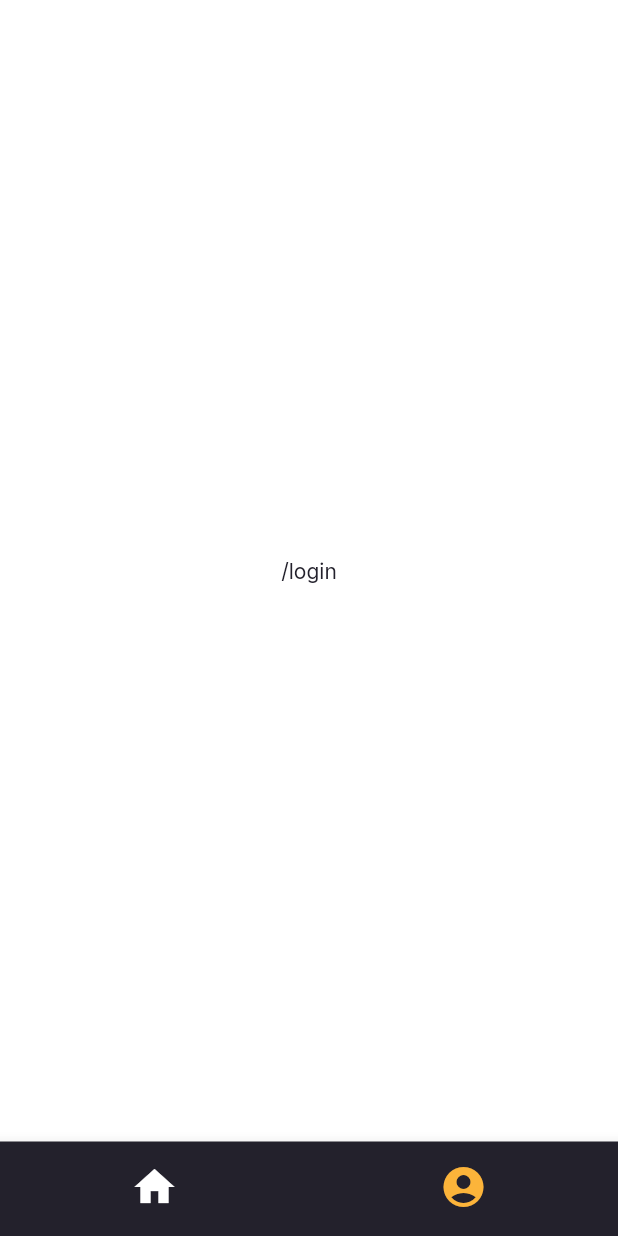
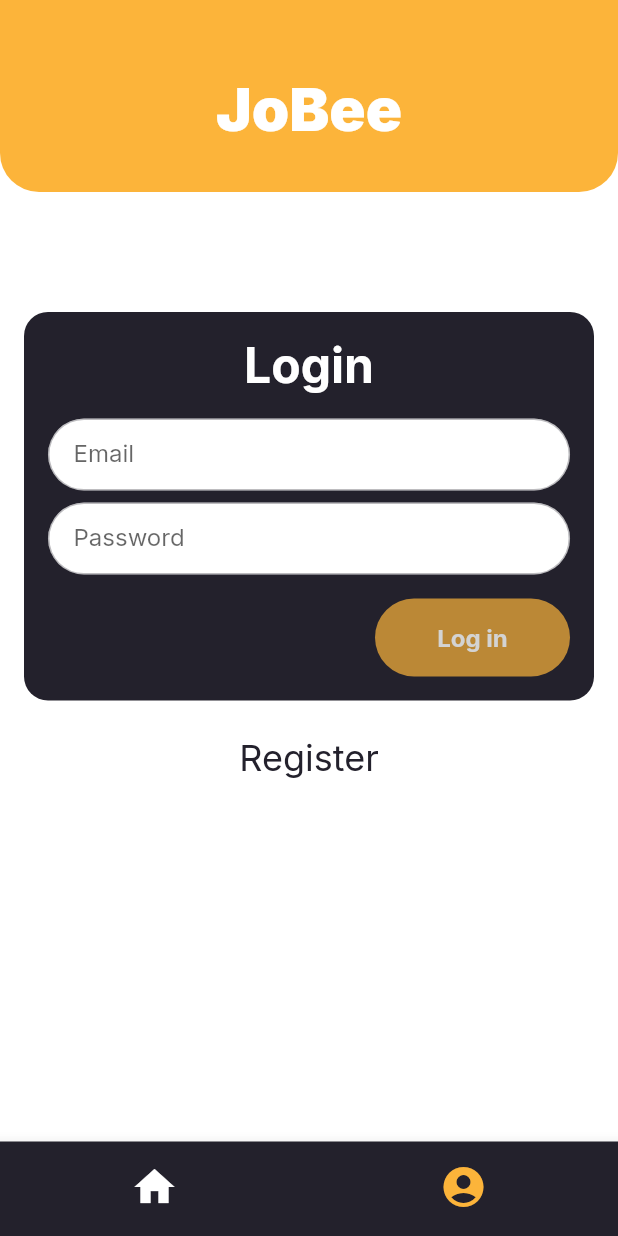
Before and after one commit to Since55/jobee-app, a Flutter app: the screen it shows after launch, item 2 of the bottom bar chosen, on a phone screen of 412 x 824 dp. Run offline on Flutter 3.47's test engine with Material 2 defaults, Android fonts, the light colour scheme and no system bars; our stand-ins replace easy_localization, flutter_bloc, flutter_dotenv, flutter_svg, go_router, google_fonts and 2 more; accounts and stored records are empty.

Commit message:
added auth

```diff
--- /dev/null
+++ b/lib/api/auth_api.dart
@@ -0,0 +1,28 @@
+import 'package:jobee_app/core/api_client.dart';
+import 'package:jobee_app/models/user.dart';
+import 'package:supabase_flutter/supabase_flutter.dart';
+
+class AuthApi {
+  static Future<User?> login(String email, String password) async {
+    final response = await ApiClient.client.auth.signInWithPassword(
+      email: email,
+      password: password,
+    );
+
+    return response.user;
+  }
+
+  static Future<UserData?> getUser(String userId) async {
+    final response =
+        await ApiClient.client.from('users').select('*').eq('user_id', userId);
+    // .withConverter(
+    //   (data) => UserData.fromMap(data as Map<String, dynamic>),
+    // );
+
+    return UserData.fromMap((response as List).first as Map<String, dynamic>);
+  }
+
+  static Future<void> logout() async {
+    await ApiClient.client.auth.signOut();
+  }
+}
--- a/lib/core/app_locale.dart
+++ b/lib/core/app_locale.dart
@@ -13,7 +13,7 @@ class AppLocale {
 
   static List<Locale> supportedLocales = [
     const Locale.fromSubtags(languageCode: 'en'),
-    const Locale.fromSubtags(languageCode: 'ua'),
+    const Locale.fromSubtags(languageCode: 'uk'),
   ];
 
   static List<LocalizationsDelegate> localizationsDelegates =
--- a/lib/core/app_router.dart
+++ b/lib/core/app_router.dart
@@ -29,15 +29,10 @@ class AppRouter {
           ),
           GoRoute(
             path: AccountPage.path,
-            pageBuilder: (context, state) {
-              final auth = AppBlocProvider.find<AuthCubit>();
-              Widget child = const AccountPage();
-              if (!auth.state.isAuthorized) child = const LoginPage();
-              return CustomTransitionPage(
-                child: child,
-                transitionsBuilder: _fadeTransition,
-              );
-            },
+            pageBuilder: (context, state) => const CustomTransitionPage(
+              child: AccountPage(),
+              transitionsBuilder: _fadeTransition,
+            ),
           ),
         ],
       ),
--- a/lib/cubits/auth/auth_cubit.dart
+++ b/lib/cubits/auth/auth_cubit.dart
@@ -1,6 +1,23 @@
 import 'package:flutter_bloc/flutter_bloc.dart';
+import 'package:jobee_app/api/auth_api.dart';
 import 'package:jobee_app/cubits/auth/auth_state.dart';
+import 'package:supabase_flutter/supabase_flutter.dart';
 
-class AuthCubit extends Cubit<AuthState> {
-  AuthCubit() : super(AuthState());
+class AuthCubit extends Cubit<AppAuthState> {
+  AuthCubit() : super(AppAuthState());
+
+  Future<void> auth(User auth) async {
+    updateUser();
+  }
+
+  Future<void> updateUser() async {
+    if (state.authUser == null) return;
+    final userData = await AuthApi.getUser(state.authUser!.id);
+    emit(state.copyWith(userData: userData));
+  }
+
+  Future<void> logout() async {
+    await AuthApi.logout();
+    emit(AppAuthState());
+  }
 }
--- a/lib/cubits/auth/auth_state.dart
+++ b/lib/cubits/auth/auth_state.dart
@@ -1,3 +1,20 @@
-class AuthState {
-  bool get isAuthorized => false;
+import 'package:jobee_app/core/api_client.dart';
+import 'package:jobee_app/models/user.dart';
+import 'package:supabase_flutter/supabase_flutter.dart';
+
+class AppAuthState {
+  final UserData? userData;
+  User? get authUser => ApiClient.client.auth.currentUser;
+
+  AppAuthState({this.userData});
+
+  bool get isAuthorized => authUser != null;
+
+  AppAuthState copyWith({
+    UserData? userData,
+  }) {
+    return AppAuthState(
+      userData: userData ?? this.userData,
+    );
+  }
 }
--- a/lib/pages/account_page/account_cubit.dart
+++ b/lib/pages/account_page/account_cubit.dart
@@ -1,7 +1,15 @@
 import 'package:flutter_bloc/flutter_bloc.dart';
+import 'package:jobee_app/cubits/auth/auth_cubit.dart';
+import 'package:jobee_app/cubits/provider.dart';
 
 class AccountState {}
 
 class AccountCubit extends Cubit<AccountState> {
+  final _authCubit = AppBlocProvider.find<AuthCubit>();
+
   AccountCubit() : super(AccountState());
+
+  Future<void> logout() async {
+    await _authCubit.logout();
+  }
 }
--- a/lib/pages/account_page/account_page.dart
+++ b/lib/pages/account_page/account_page.dart
@@ -1,4 +1,10 @@
+import 'package:easy_localization/easy_localization.dart';
 import 'package:flutter/material.dart';
+import 'package:flutter_bloc/flutter_bloc.dart';
+import 'package:jobee_app/cubits/auth/auth_cubit.dart';
+import 'package:jobee_app/pages/account_page/account_cubit.dart';
+import 'package:jobee_app/pages/account_page/view/account_view.dart';
+import 'package:jobee_app/pages/login_page/login_page.dart';
 
 class AccountPage extends StatelessWidget {
   static const path = '/account';
@@ -6,6 +12,12 @@ class AccountPage extends StatelessWidget {
 
   @override
   Widget build(BuildContext context) {
-    return const Center(child: Text(path));
+    final isLoggedIn = context.select((AuthCubit c) => c.state.isAuthorized);
+    if (!isLoggedIn) return const LoginPage();
+
+    return BlocProvider(
+      create: (context) => AccountCubit(),
+      child: const AccountView(),
+    );
   }
 }
--- /dev/null
+++ b/lib/pages/login_page/containers/login_form.dart
@@ -0,0 +1,67 @@
+import 'package:easy_localization/easy_localization.dart';
+import 'package:flutter/material.dart';
+import 'package:flutter_bloc/flutter_bloc.dart';
+import 'package:jobee_app/core/app_theme.dart';
+import 'package:jobee_app/pages/login_page/login_cubit.dart';
+import 'package:jobee_app/widgets/primary_button.dart';
+import 'package:jobee_app/widgets/primary_text_field.dart';
+
+class LoginForm extends StatelessWidget {
+  const LoginForm({super.key});
+
+  @override
+  Widget build(BuildContext context) {
+    final cubit = context.watch<LoginCubit>();
+    final state = cubit.state;
+
+    return Form(
+      onChanged: cubit.validate,
+      child: Container(
+        constraints: const BoxConstraints(maxWidth: 600),
+        margin: const EdgeInsets.all(16),
+        padding: const EdgeInsets.all(16),
+        decoration: BoxDecoration(
+          color: AppTheme.colors.secondaryBgColor,
+          borderRadius: BorderRadius.circular(16),
+        ),
+        child: Column(
+          mainAxisSize: MainAxisSize.min,
+          children: [
+            Text(
+              'login'.tr(),
+              style: TextStyle(
+                fontSize: 32,
+                fontWeight: FontWeight.bold,
+                color: AppTheme.colors.primaryBgColor,
+              ),
+            ),
+            const SizedBox(height: 16),
+            PrimaryTextField(
+              controller: cubit.email,
+              hint: 'email'.tr(),
+              keyboardType: TextInputType.emailAddress,
+            ),
+            const SizedBox(height: 8),
+            PrimaryTextField(
+              controller: cubit.password,
+              hint: 'password'.tr(),
+            ),
+            const SizedBox(height: 16),
+            Align(
+              alignment: Alignment.centerRight,
+              child: SizedBox(
+                width: 130,
+                child: PrimaryButton(
+                  text: 'log_in'.tr(),
+                  disabled: !state.isValid,
+                  loading: state.isLoggingIn,
+                  onTap: () => cubit.login(context),
+                ),
+              ),
+            ),
+          ],
+        ),
+      ),
+    );
+  }
+}
--- /dev/null
+++ b/lib/pages/login_page/login_cubit.dart
@@ -0,0 +1,54 @@
+import 'package:flutter/material.dart';
+import 'package:flutter_bloc/flutter_bloc.dart';
+import 'package:go_router/go_router.dart';
+import 'package:jobee_app/api/auth_api.dart';
+import 'package:jobee_app/cubits/auth/auth_cubit.dart';
+import 'package:jobee_app/cubits/provider.dart';
+import 'package:jobee_app/pages/account_page/account_page.dart';
+
+class LoginState {
+  final bool isLoggingIn;
+  final bool isValid;
+
+  LoginState({
+    this.isValid = false,
+    this.isLoggingIn = false,
+  });
+
+  LoginState copyWith({
+    bool? isValid,
+    bool? isLoggingIn,
+  }) {
+    return LoginState(
+      isValid: isValid ?? this.isValid,
+      isLoggingIn: isLoggingIn ?? this.isLoggingIn,
+    );
+  }
+}
+
+class LoginCubit extends Cubit<LoginState> {
+  final email = TextEditingController();
+  final password = TextEditingController();
+  final _authCubit = AppBlocProvider.find<AuthCubit>();
+
+  LoginCubit() : super(LoginState());
+
+  void validate() {
+    final isValid = email.text.isNotEmpty && password.text.isNotEmpty;
+
+    emit(state.copyWith(isValid: isValid));
+  }
+
+  Future<void> login(BuildContext context) async {
+    emit(state.copyWith(isLoggingIn: true));
+    try {
+      final user = await AuthApi.login(email.text, password.text);
+      if (user != null) {
+        await _authCubit.auth(user);
+        if (context.mounted) context.go(AccountPage.path);
+      }
+    } finally {
+      emit(state.copyWith(isLoggingIn: false));
+    }
+  }
+}
--- a/lib/pages/login_page/login_page.dart
+++ b/lib/pages/login_page/login_page.dart
@@ -1,4 +1,7 @@
 import 'package:flutter/material.dart';
+import 'package:flutter_bloc/flutter_bloc.dart';
+import 'package:jobee_app/pages/login_page/login_cubit.dart';
+import 'package:jobee_app/pages/login_page/views/login_view.dart';
 
 class LoginPage extends StatelessWidget {
   static const path = '/login';
@@ -6,6 +9,9 @@ class LoginPage extends StatelessWidget {
 
   @override
   Widget build(BuildContext context) {
-    return const Center(child: Text(path));
+    return BlocProvider(
+      create: (context) => LoginCubit(),
+      child: const Scaffold(body: LoginView()),
+    );
   }
 }
--- /dev/null
+++ b/lib/pages/login_page/views/login_view.dart
@@ -0,0 +1,65 @@
+import 'package:easy_localization/easy_localization.dart';
+import 'package:flutter/material.dart';
+import 'package:jobee_app/core/app_theme.dart';
+import 'package:jobee_app/pages/login_page/containers/login_form.dart';
+import 'package:jobee_app/widgets/material_inkwell.dart';
+
+class LoginView extends StatelessWidget {
+  const LoginView({super.key});
+
+  @override
+  Widget build(BuildContext context) {
+    return SingleChildScrollView(
+      child: Column(
+        mainAxisSize: MainAxisSize.min,
+        children: [
+          Container(
+            width: double.infinity,
+            decoration: BoxDecoration(
+              color: AppTheme.colors.primaryColor,
+              borderRadius: const BorderRadius.vertical(
+                bottom: Radius.circular(26),
+              ),
+            ),
+            child: SafeArea(
+              bottom: false,
+              child: Column(
+                children: [
+                  const SizedBox(height: 48),
+                  Text(
+                    'JoBee',
+                    style: TextStyle(
+                      fontSize: 40,
+                      fontWeight: FontWeight.w900,
+                      color: AppTheme.colors.primaryBgColor,
+                    ),
+                  ),
+                  const SizedBox(height: 32),
+                ],
+              ),
+            ),
+          ),
+          const SizedBox(height: 32),
+          const SizedBox(height: 32),
+          const Center(child: LoginForm()),
+          MaterialInkWell(
+            onTap: () {},
+            borderRadius: BorderRadius.circular(100),
+            padding: const EdgeInsets.symmetric(
+              vertical: 8,
+              horizontal: 16,
+            ),
+            splashColor: AppTheme.colors.primaryColor,
+            child: Text(
+              'register'.tr(),
+              style: const TextStyle(
+                fontSize: 24,
+              ),
+            ),
+          ),
+          const SizedBox(height: 16),
+        ],
+      ),
+    );
+  }
+}
--- a/lib/setup.dart
+++ b/lib/setup.dart
@@ -1,3 +1,4 @@
+import 'package:easy_localization/easy_localization.dart';
 import 'package:flutter/material.dart';
 import 'package:flutter_bloc/flutter_bloc.dart';
 import 'package:jobee_app/core/app_locale.dart';
@@ -9,7 +10,6 @@ class SetupApp extends StatelessWidget {
   const SetupApp({super.key, required this.builder});
 
   Widget _buildApp(BuildContext context) {
-    // Intl.defaultLocale = context.locale.languageCode;
     return builder(context);
   }
 
--- /dev/null
+++ b/lib/widgets/primary_button.dart
@@ -0,0 +1,170 @@
+import 'package:flutter/material.dart';
+import 'package:jobee_app/core/app_theme.dart';
+import 'package:jobee_app/widgets/material_inkwell.dart';
+
+class PrimaryButtonTheme {
+  final Color color;
+  final Color textColor;
+  final Color loaderColor;
+  final Color? splashColor;
+  final Color? borderColor;
+  final Color disabledColor;
+  final Color? disabledBorderColor;
+  final Color? disabledTextColor;
+  final Color? loadingColor;
+  final Color? loadingBorderColor;
+  final Color? loadingTextColor;
+
+  const PrimaryButtonTheme({
+    required this.color,
+    required this.textColor,
+    required this.loaderColor,
+    required this.disabledColor,
+    this.borderColor,
+    this.splashColor,
+    this.disabledBorderColor,
+    this.disabledTextColor,
+    this.loadingColor,
+    this.loadingBorderColor,
+    this.loadingTextColor,
+  });
+}
+
+class PrimaryButton extends StatelessWidget {
+  final String? text;
+  final Widget? icon;
+  final bool loading;
+  final bool disabled;
+  final EdgeInsets? margin;
+  final void Function()? onTap;
+  final PrimaryButtonTheme? theme;
+
+  const PrimaryButton({
+    super.key,
+    this.theme,
+    this.onTap,
+    this.margin,
+    this.icon,
+    this.text,
+    this.loading = false,
+    this.disabled = false,
+  });
+
+  static PrimaryButtonTheme get defaultTheme => PrimaryButtonTheme(
+        color: AppTheme.colors.primaryColor,
+        splashColor: Colors.deepOrange,
+        textColor: AppTheme.colors.primaryBgColor,
+        loaderColor: AppTheme.colors.primaryColor,
+        disabledColor: AppTheme.colors.primaryColor.withOpacity(.7),
+        disabledTextColor: const Color.fromRGBO(211, 211, 211, 1),
+      );
+
+  static PrimaryButtonTheme get outlinedTheme => PrimaryButtonTheme(
+        color: Colors.transparent,
+        loadingColor: Colors.transparent,
+        disabledColor: Colors.transparent,
+        textColor: AppTheme.colors.primaryTextColor,
+        loaderColor: AppTheme.colors.primaryTextColor,
+        borderColor: AppTheme.colors.primaryTextColor,
+        loadingTextColor: AppTheme.colors.primaryTextColor,
+        loadingBorderColor: AppTheme.colors.primaryTextColor,
+        disabledTextColor: const Color.fromRGBO(92, 94, 100, 1),
+        disabledBorderColor: const Color.fromRGBO(133, 140, 159, 1),
+      );
+
+  PrimaryButtonTheme get _theme => theme ?? defaultTheme;
+
+  Color? get _textColor {
+    if (loading) return _theme.loadingTextColor;
+    if (disabled) return _theme.disabledTextColor;
+    return _theme.textColor;
+  }
+
+  Color? get _borderColor {
+    if (loading) return _theme.loadingBorderColor;
+    if (disabled) return _theme.disabledBorderColor;
+
+    return _theme.borderColor;
+  }
+
+  Color? get _color {
+    if (loading) return _theme.loadingColor;
+    if (disabled) return _theme.disabledColor;
+
+    return _theme.color;
+  }
+
+  Widget _buildLoader() {
+    return Positioned.fill(
+      child: Align(
+        alignment: const Alignment(.78, 0),
+        child: AnimatedSwitcher(
+          duration: const Duration(milliseconds: 500),
+          transitionBuilder: (child, animation) => ScaleTransition(
+            scale: Tween<double>(begin: 0, end: 1).animate(animation),
+            child: child,
+          ),
+          child: loading
+              ? SizedBox(
+                  key: const Key('LoadingSizedBox'),
+                  width: loading ? 20 : 0,
+                  height: loading ? 20 : 0,
+                  child: CircularProgressIndicator(
+                    strokeWidth: 1.5,
+                    color: loading
+                        ? _theme.loaderColor.withOpacity(.3)
+                        : _theme.loaderColor,
+                  ),
+                )
+              : const SizedBox(key: Key('SizedBox')),
+        ),
+      ),
+    );
+  }
+
+  @override
+  Widget build(BuildContext context) {
+    final radius = BorderRadius.circular(30);
+
+    return AnimatedContainer(
+      height: 52,
+      width: double.infinity,
+      margin: margin ?? EdgeInsets.zero,
+      duration: const Duration(milliseconds: 200),
+      decoration: BoxDecoration(
+        color: _color,
+        borderRadius: radius,
+        border: _borderColor == null
+            ? null
+            : Border.all(color: _borderColor ?? Colors.transparent),
+      ),
+      child: MaterialInkWell(
+        borderRadius: radius,
+        splashColor: _theme.splashColor,
+        onTap: disabled || loading ? null : onTap,
+        child: Stack(
+          children: [
+            Row(
+              mainAxisAlignment: MainAxisAlignment.center,
+              children: [
+                if (icon != null) icon!,
+                Center(
+                  child: Text(
+                    text ?? '',
+                    textAlign: TextAlign.center,
+                    style: TextStyle(
+                      fontSize: 16,
+                      color: _textColor,
+                      fontWeight: FontWeight.bold,
+                    ),
+                  ),
+                ),
+              ],
+            ),
+            _buildLoader(),
+          ],
+        ),
+      ),
+    );
+  }
+}
```
Also changed, not shown: assets/locale/en.json (+6 -1 lines), assets/locale/ua.json (deleted, +0 -7 lines), assets/locale/uk.json (added, +12 -0 lines), lib/models/user.dart (added, +93 -0 lines), lib/pages/account_page/view/account_view.dart (added, +27 -0 lines), assets/svg/logo.svg (added).
